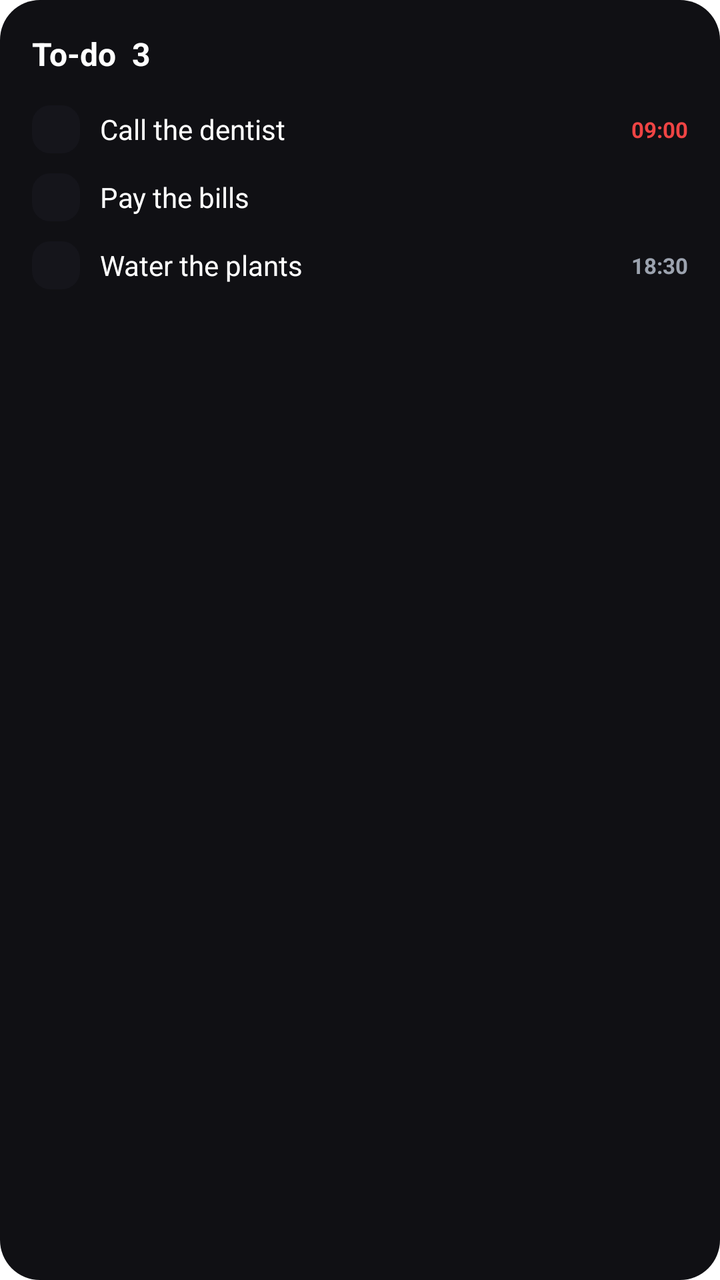
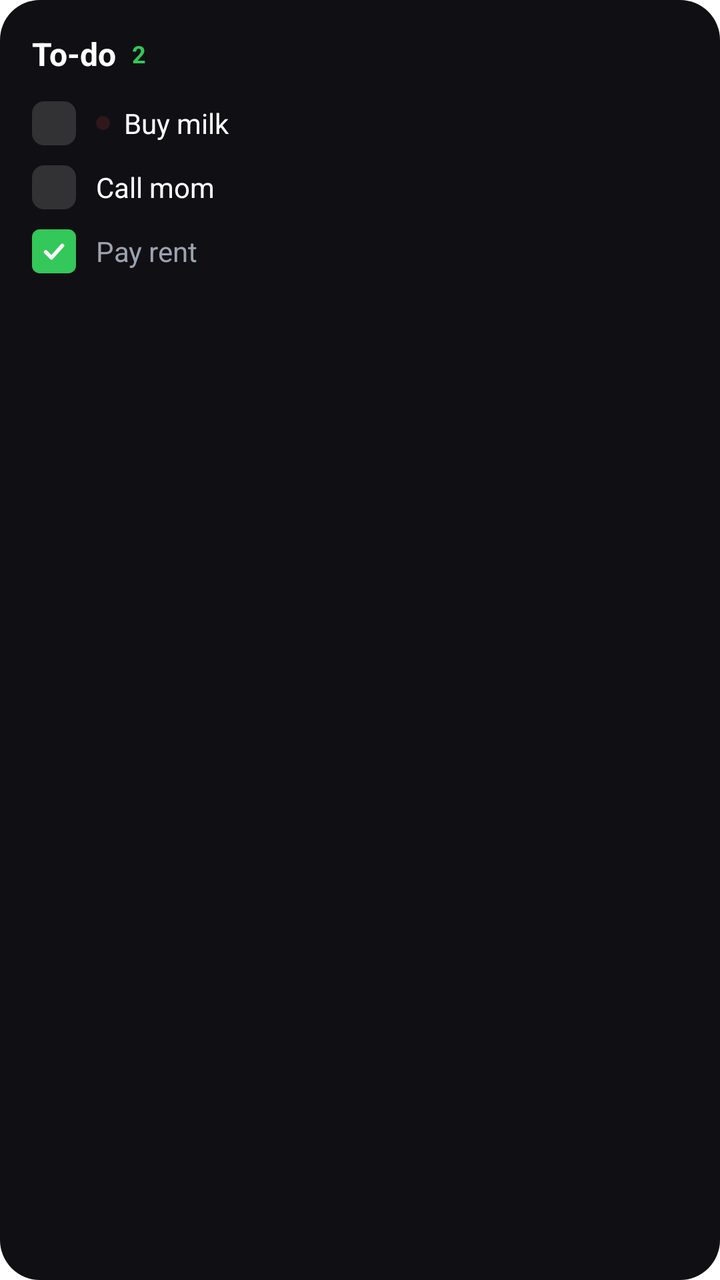

Compare the two renders of this Android layout. The source of the first and the diff that turns it into the second are given below.
<!-- AndroidManifest.xml: fallback theme Theme.MaterialComponents.DayNight.NoActionBar -->
<!-- res/layout/widget_preview_todos.xml -->
<?xml version="1.0" encoding="utf-8"?>
<LinearLayout xmlns:android="http://schemas.android.com/apk/res/android"
    android:layout_width="match_parent"
    android:layout_height="match_parent"
    android:orientation="vertical"
    android:background="@drawable/widget_preview_bg"
    android:padding="16dp">

    <TextView
        android:layout_width="wrap_content"
        android:layout_height="wrap_content"
        android:textColor="#FFFFFF"
        android:textSize="16sp"
        android:textStyle="bold"
        android:paddingBottom="10dp"
        android:text="To-do  3" />

    <LinearLayout
        android:layout_width="match_parent"
        android:layout_height="wrap_content"
        android:orientation="horizontal"
        android:gravity="center_vertical"
        android:paddingTop="5dp"
        android:paddingBottom="5dp">
        <TextView
            android:layout_width="24dp"
            android:layout_height="24dp"
            android:background="@drawable/preview_box_off"
            android:text="" />
        <TextView
            android:layout_width="0dp"
            android:layout_height="wrap_content"
            android:layout_weight="1"
            android:paddingStart="10dp"
            android:textColor="#FFFFFF"
            android:textSize="14sp"
            android:text="Call the dentist" />
        <TextView
            android:layout_width="wrap_content"
            android:layout_height="wrap_content"
            android:textColor="#EF4444"
            android:textSize="11sp"
            android:textStyle="bold"
            android:text="09:00" />
    </LinearLayout>

    <LinearLayout
        android:layout_width="match_parent"
        android:layout_height="wrap_content"
        android:orientation="horizontal"
        android:gravity="center_vertical"
        android:paddingTop="5dp"
        android:paddingBottom="5dp">
        <TextView
            android:layout_width="24dp"
            android:layout_height="24dp"
            android:background="@drawable/preview_box_off"
            android:text="" />
        <TextView
            android:layout_width="0dp"
            android:layout_height="wrap_content"
            android:layout_weight="1"
            android:paddingStart="10dp"
            android:textColor="#FFFFFF"
            android:textSize="14sp"
            android:text="Pay the bills" />
    </LinearLayout>

    <LinearLayout
        android:layout_width="match_parent"
        android:layout_height="wrap_content"
        android:orientation="horizontal"
        android:gravity="center_vertical"
        android:paddingTop="5dp"
        android:paddingBottom="5dp">
        <TextView
            android:layout_width="24dp"
            android:layout_height="24dp"
            android:background="@drawable/preview_box_off"
            android:text="" />
        <TextView
            android:layout_width="0dp"
            android:layout_height="wrap_content"
            android:layout_weight="1"
            android:paddingStart="10dp"
            android:textColor="#FFFFFF"
            android:textSize="14sp"
            android:text="Water the plants" />
        <TextView
            android:layout_width="wrap_content"
            android:layout_height="wrap_content"
            android:textColor="#9CA3AF"
            android:textSize="11sp"
            android:textStyle="bold"
            android:text="18:30" />
    </LinearLayout>
</LinearLayout>
<!-- resources referenced by this layout -->
<resources>
  <!-- drawable preview_box_off (drawable) -->
  <?xml version="1.0" encoding="utf-8"?>
  <shape xmlns:android="http://schemas.android.com/apk/res/android"
      android:shape="rectangle">
      <solid android:color="#332C2C38" />
      <corners android:radius="9dp" />
  </shape>
  <!-- drawable widget_preview_bg (drawable) -->
  <?xml version="1.0" encoding="utf-8"?>
  <shape xmlns:android="http://schemas.android.com/apk/res/android"
      android:shape="rectangle">
      <solid android:color="#101014" />
      <corners android:radius="20dp" />
  </shape>
</resources>

<!-- the commit's change to res/layout/widget_preview_todos.xml (unified diff, before → after) -->
@@ -2,96 +2,109 @@
 <LinearLayout xmlns:android="http://schemas.android.com/apk/res/android"
     android:layout_width="match_parent"
     android:layout_height="match_parent"
+    android:background="@drawable/widget_preview_bg"
     android:orientation="vertical"
-    android:background="@drawable/widget_preview_bg"
     android:padding="16dp">
-
-    <TextView
-        android:layout_width="wrap_content"
-        android:layout_height="wrap_content"
-        android:textColor="#FFFFFF"
-        android:textSize="16sp"
-        android:textStyle="bold"
-        android:paddingBottom="10dp"
-        android:text="To-do  3" />
 
     <LinearLayout
         android:layout_width="match_parent"
         android:layout_height="wrap_content"
+        android:gravity="center_vertical"
         android:orientation="horizontal"
-        android:gravity="center_vertical"
-        android:paddingTop="5dp"
-        android:paddingBottom="5dp">
-        <TextView
-            android:layout_width="24dp"
-            android:layout_height="24dp"
-            android:background="@drawable/preview_box_off"
-            android:text="" />
-        <TextView
-            android:layout_width="0dp"
-            android:layout_height="wrap_content"
-            android:layout_weight="1"
-            android:paddingStart="10dp"
-            android:textColor="#FFFFFF"
-            android:textSize="14sp"
-            android:text="Call the dentist" />
+        android:paddingBottom="8dp">
+
         <TextView
             android:layout_width="wrap_content"
             android:layout_height="wrap_content"
-            android:textColor="#EF4444"
-            android:textSize="11sp"
+            android:textColor="#FFFFFF"
+            android:textSize="16sp"
             android:textStyle="bold"
-            android:text="09:00" />
+            android:text="To-do" />
+
+        <TextView
+            android:layout_width="wrap_content"
+            android:layout_height="wrap_content"
+            android:layout_marginStart="8dp"
+            android:textColor="#34C759"
+            android:textSize="12sp"
+            android:textStyle="bold"
+            android:text="2" />
     </LinearLayout>
 
     <LinearLayout
         android:layout_width="match_parent"
         android:layout_height="wrap_content"
+        android:gravity="center_vertical"
         android:orientation="horizontal"
-        android:gravity="center_vertical"
         android:paddingTop="5dp"
         android:paddingBottom="5dp">
-        <TextView
-            android:layout_width="24dp"
-            android:layout_height="24dp"
-            android:background="@drawable/preview_box_off"
-            android:text="" />
+
+        <ImageView
+            android:layout_width="22dp"
+            android:layout_height="22dp"
+            android:layout_marginEnd="10dp"
+            android:src="@drawable/preview_dot_empty" />
+
+        <ImageView
+            android:layout_width="7dp"
+            android:layout_height="7dp"
+            android:layout_marginEnd="7dp"
+            android:src="@drawable/preview_dot_empty"
+            android:tint="#EF4444" />
+
         <TextView
             android:layout_width="0dp"
             android:layout_height="wrap_content"
             android:layout_weight="1"
-            android:paddingStart="10dp"
             android:textColor="#FFFFFF"
             android:textSize="14sp"
-            android:text="Pay the bills" />
+            android:text="Buy milk" />
     </LinearLayout>
 
     <LinearLayout
         android:layout_width="match_parent"
         android:layout_height="wrap_content"
+        android:gravity="center_vertical"
         android:orientation="horizontal"
-        android:gravity="center_vertical"
         android:paddingTop="5dp"
         android:paddingBottom="5dp">
-        <TextView
-            android:layout_width="24dp"
-            android:layout_height="24dp"
-            android:background="@drawable/preview_box_off"
-            android:text="" />
+
+        <ImageView
+            android:layout_width="22dp"
+            android:layout_height="22dp"
+            android:layout_marginEnd="10dp"
+            android:src="@drawable/preview_dot_empty" />
+
         <TextView
             android:layout_width="0dp"
             android:layout_height="wrap_content"
             android:layout_weight="1"
-            android:paddingStart="10dp"
             android:textColor="#FFFFFF"
             android:textSize="14sp"
-            android:text="Water the plants" />
+            android:text="Call mom" />
+    </LinearLayout>
+
+    <LinearLayout
+        android:layout_width="match_parent"
+        android:layout_height="wrap_content"
+        android:gravity="center_vertical"
+        android:orientation="horizontal"
+        android:paddingTop="5dp"
+        android:paddingBottom="5dp">
+
+        <ImageView
+            android:layout_width="22dp"
+            android:layout_height="22dp"
+            android:layout_marginEnd="10dp"
+            android:src="@drawable/preview_dot_green" />
+
         <TextView
-            android:layout_width="wrap_content"
+            android:layout_width="0dp"
             android:layout_height="wrap_content"
+            android:layout_weight="1"
             android:textColor="#9CA3AF"
-            android:textSize="11sp"
-            android:textStyle="bold"
-            android:text="18:30" />
+            android:textSize="14sp"
+            android:text="Pay rent" />
     </LinearLayout>
+
 </LinearLayout>
<!-- resource entries referenced after the edit -->
@@ -1,12 +1,28 @@
 <!-- resources referenced by this layout -->
 <resources>
-  <!-- drawable preview_box_off (drawable) -->
+  <!-- drawable preview_dot_empty (drawable) -->
   <?xml version="1.0" encoding="utf-8"?>
   <shape xmlns:android="http://schemas.android.com/apk/res/android"
       android:shape="rectangle">
-      <solid android:color="#332C2C38" />
-      <corners android:radius="9dp" />
+      <corners android:radius="6dp" />
+      <solid android:color="#24FFFFFF" />
   </shape>
+  <!-- drawable preview_dot_green (drawable) -->
+  <?xml version="1.0" encoding="utf-8"?>
+  <layer-list xmlns:android="http://schemas.android.com/apk/res/android">
+      <item>
+          <shape android:shape="rectangle">
+              <corners android:radius="6dp" />
+              <solid android:color="#34C759" />
+          </shape>
+      </item>
+      <item
+          android:bottom="5dp"
+          android:drawable="@drawable/ic_widget_check"
+          android:left="5dp"
+          android:right="5dp"
+          android:top="5dp" />
+  </layer-list>
   <!-- drawable widget_preview_bg (drawable) -->
   <?xml version="1.0" encoding="utf-8"?>
   <shape xmlns:android="http://schemas.android.com/apk/res/android"
@@ -14,5 +30,19 @@
       <solid android:color="#101014" />
       <corners android:radius="20dp" />
   </shape>
+  <!-- drawable ic_widget_check (drawable) -->
+  <?xml version="1.0" encoding="utf-8"?>
+  <vector xmlns:android="http://schemas.android.com/apk/res/android"
+      android:width="24dp"
+      android:height="24dp"
+      android:viewportWidth="24"
+      android:viewportHeight="24">
+      <path
+          android:pathData="M5.5,12.5L10,17L18.5,7.5"
+          android:strokeWidth="3"
+          android:strokeColor="#FFFFFFFF"
+          android:strokeLineCap="round"
+          android:strokeLineJoin="round" />
+  </vector>
 </resources>
 
